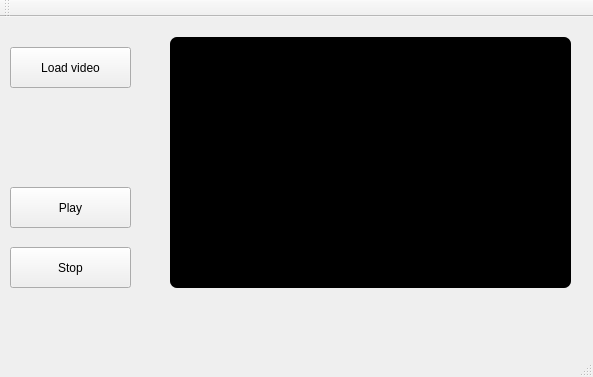
Old version of the form SimpleVideoPlayer/mainwindow.ui in the repository BuicuFlorian/computer-vision-projects.
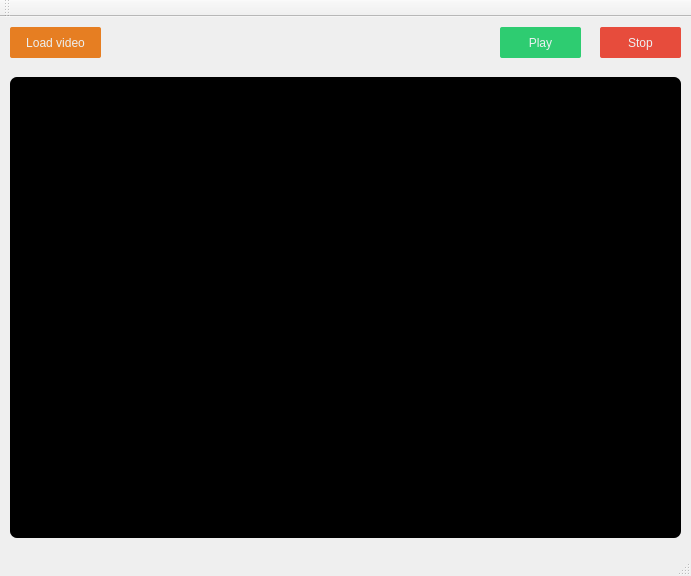
New version of the form.

```diff
--- a/SimpleVideoPlayer/mainwindow.ui
+++ b/SimpleVideoPlayer/mainwindow.ui
@@ -6,8 +6,8 @@
    <rect>
     <x>0</x>
     <y>0</y>
-    <width>593</width>
-    <height>377</height>
+    <width>691</width>
+    <height>576</height>
    </rect>
   </property>
   <property name="windowTitle">
@@ -18,13 +18,15 @@
     <property name="geometry">
      <rect>
       <x>10</x>
-      <y>30</y>
-      <width>121</width>
-      <height>41</height>
+      <y>10</y>
+      <width>91</width>
+      <height>31</height>
      </rect>
     </property>
     <property name="styleSheet">
-     <string notr="true"/>
+     <string notr="true">border-radius: 2px;
+background-color: #e67e22;
+color: #ecf0f1;</string>
     </property>
     <property name="text">
      <string>Load video</string>
@@ -33,14 +35,16 @@
    <widget class="QPushButton" name="playVideoBtn">
     <property name="geometry">
      <rect>
-      <x>10</x>
-      <y>170</y>
-      <width>121</width>
-      <height>41</height>
+      <x>500</x>
+      <y>10</y>
+      <width>81</width>
+      <height>31</height>
      </rect>
     </property>
     <property name="styleSheet">
-     <string notr="true"/>
+     <string notr="true">border-radius: 2px;
+background-color: #2ecc71;
+color: #ecf0f1;</string>
     </property>
     <property name="text">
      <string>Play</string>
@@ -49,14 +53,16 @@
    <widget class="QPushButton" name="stopVideoBtn">
     <property name="geometry">
      <rect>
-      <x>10</x>
-      <y>230</y>
-      <width>121</width>
-      <height>41</height>
+      <x>600</x>
+      <y>10</y>
+      <width>81</width>
+      <height>31</height>
      </rect>
     </property>
     <property name="styleSheet">
-     <string notr="true"/>
+     <string notr="true">border-radius: 2px;
+ background-color: #e74c3c;
+color: #ecf0f1;</string>
     </property>
     <property name="text">
      <string>Stop</string>
@@ -65,10 +71,10 @@
    <widget class="QLabel" name="label">
     <property name="geometry">
      <rect>
-      <x>170</x>
-      <y>20</y>
-      <width>401</width>
-      <height>251</height>
+      <x>10</x>
+      <y>60</y>
+      <width>671</width>
+      <height>461</height>
      </rect>
     </property>
     <property name="styleSheet">
```
Left out of the diff: 2 changed lines with no effect on the pictures.
